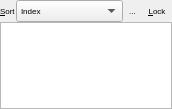
Qt form palettewidget.ui (not-surt/SimPix) before a commit.
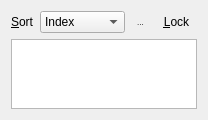
The same form after that commit. Icons and pictures are not drawn. Custom widgets are drawn as their Qt base class.

```diff
--- a/palettewidget.ui
+++ b/palettewidget.ui
@@ -6,7 +6,7 @@
    <rect>
     <x>0</x>
     <y>0</y>
-    <width>172</width>
+    <width>187</width>
     <height>109</height>
    </rect>
   </property>
@@ -14,28 +14,8 @@
    <string>Form</string>
   </property>
   <layout class="QGridLayout" name="gridLayout">
-   <property name="leftMargin">
-    <number>0</number>
-   </property>
-   <property name="topMargin">
-    <number>0</number>
-   </property>
-   <property name="rightMargin">
-    <number>0</number>
-   </property>
-   <property name="bottomMargin">
-    <number>0</number>
-   </property>
-   <property name="spacing">
-    <number>0</number>
-   </property>
    <item row="0" column="3">
     <widget class="QToolButton" name="lockPaletteButton">
-     <property name="font">
-      <font>
-       <pointsize>6</pointsize>
-      </font>
-     </property>
      <property name="text">
       <string>&amp;Lock</string>
      </property>
@@ -55,11 +35,6 @@
        <verstretch>0</verstretch>
       </sizepolicy>
      </property>
-     <property name="font">
-      <font>
-       <pointsize>6</pointsize>
-      </font>
-     </property>
      <property name="frame">
       <bool>true</bool>
      </property>
@@ -118,11 +93,6 @@
        <verstretch>0</verstretch>
       </sizepolicy>
      </property>
-     <property name="font">
-      <font>
-       <pointsize>6</pointsize>
-      </font>
-     </property>
      <property name="text">
       <string>&amp;Sort</string>
      </property>
```
